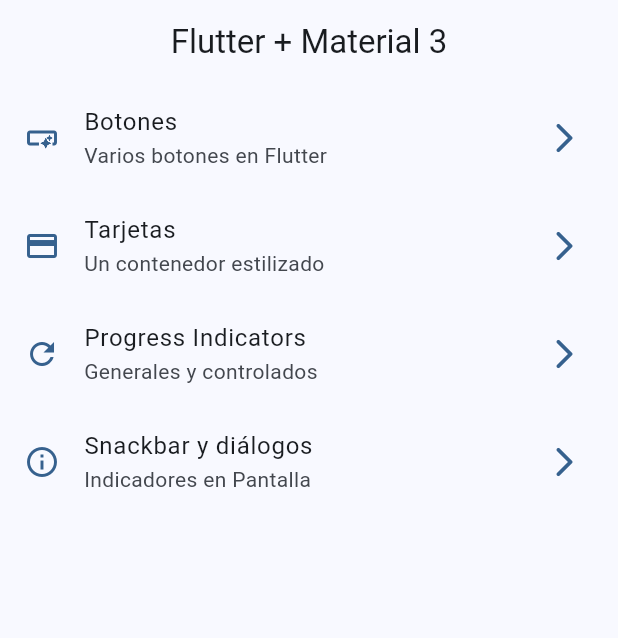
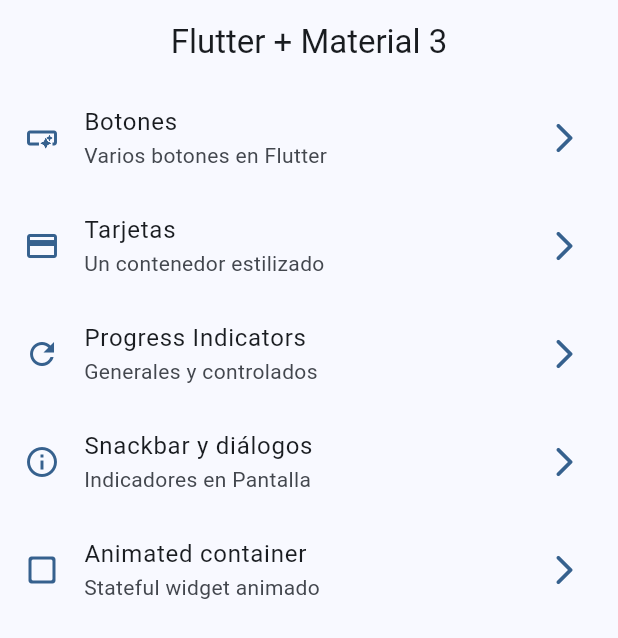
Before and after one commit to DidierDev672/widget_app, a Flutter app: the screen it shows after launch, on a phone screen of 412 x 824 dp. Shown: the top 638 px of the screen. Run offline on Flutter 3.47's test engine with Material 3 defaults, Android fonts, the phone set to English and light mode, and no system bars; our stand-ins replace go_router.

Commit message:
animated container terminado

```diff
--- a/lib/config/menu-item/menu_item.dart
+++ b/lib/config/menu-item/menu_item.dart
@@ -38,5 +38,11 @@ const appMenuItems = <MenuItem>[
     subTitle: 'Indicadores en Pantalla',
     link: '/snackbar',
     icon: Icons.info_outline,
-  )
+  ),
+  MenuItem(
+    title: 'Animated container',
+    subTitle: 'Stateful widget animado',
+    link: '/animated',
+    icon: Icons.check_box_outline_blank_rounded,
+  ),
 ];
--- a/lib/config/router/app_router.dart
+++ b/lib/config/router/app_router.dart
@@ -28,5 +28,10 @@ final appRouter = GoRouter(
       name: SnackbarScreen.name,
       builder: (context, state) => const SnackbarScreen(),
     ),
+    GoRoute(
+      path: '/animated',
+      name: AnimatedScreen.name,
+      builder: (context, state) => const AnimatedScreen(),
+    ),
   ],
 );
```
Also changed, not shown: lib/presentation/screens/animated/animated_screen.dart (+53 -2 lines).
